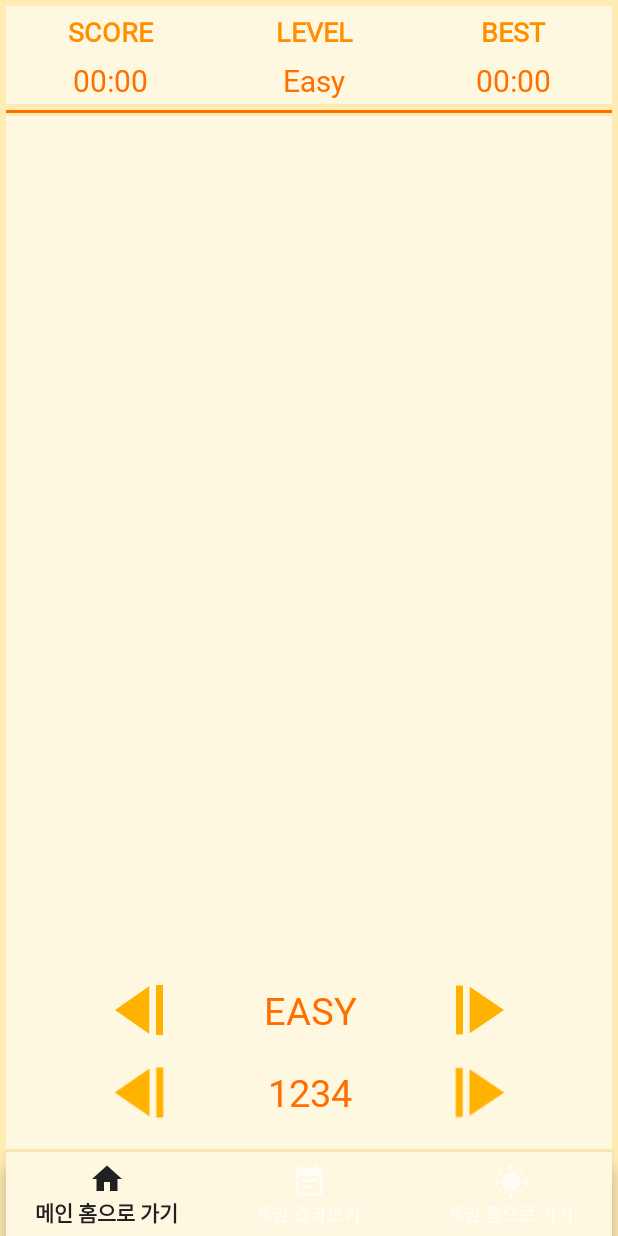
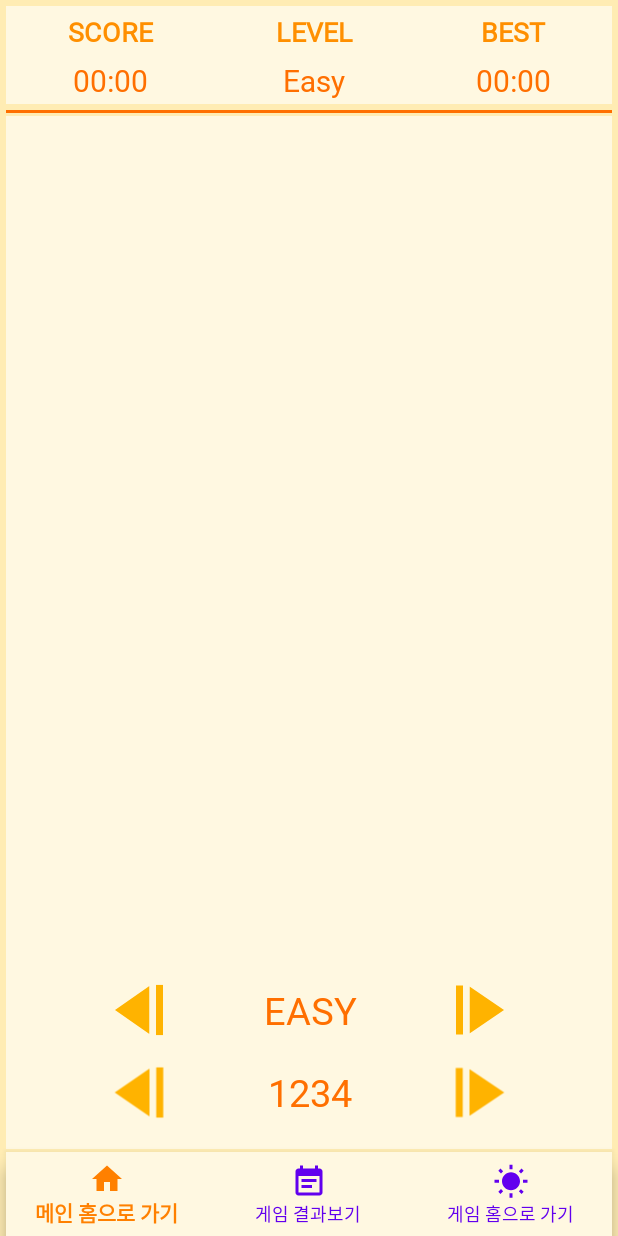
Before and after one commit to gkdl2197/AppGame, an Android app: the MainActivityGame7 screen opened directly, with no data from a screen before it, on a phone screen of 412 x 824 dp. Run offline under Robolectric (Android 15) with nearby library versions, the phone set to English and light mode, and no system bars.

Commit message:
json 업데이트

```diff
--- a/app/src/main/java/edu/android/appgame/MapsActivity.java
+++ b/app/src/main/java/edu/android/appgame/MapsActivity.java
@@ -9,5 +9,7 @@ public class MapsActivity extends AppCompatActivity {
     protected void onCreate(Bundle savedInstanceState) {
         super.onCreate(savedInstanceState);
         setContentView(R.layout.activity_maps);
-    }
-}
+    } // end onCreate()
+
+
+} // end class MapsActivity
--- a/app/src/main/res/layout/activity_game7_main.xml
+++ b/app/src/main/res/layout/activity_game7_main.xml
@@ -6,7 +6,7 @@
     android:layout_width="match_parent"
     android:layout_height="match_parent"
     android:background="@color/amber100"
-    tools:context=".MainActivityGame7">
+    tools:context=".game.game7.MainActivityGame7">
 
     <LinearLayout
         android:id="@+id/linearLayout"
@@ -252,6 +252,7 @@
         app:layout_constraintBottom_toBottomOf="parent"
         app:layout_constraintLeft_toLeftOf="parent"
         app:layout_constraintRight_toRightOf="parent"
+        android:theme="@style/BottomNavigationTheme"
         app:menu="@menu/game7_bottom_nav_menu" />
 
 </android.support.constraint.ConstraintLayout>
--- a/app/src/main/res/values/styles.xml
+++ b/app/src/main/res/values/styles.xml
@@ -18,4 +18,9 @@
 
     <style name="AppTheme.PopupOverlay" parent="ThemeOverlay.AppCompat.Light" />
 
+    <style name="BottomNavigationTheme" parent="Theme.AppCompat.Light">
+        <item name="colorPrimary">@color/colorOrange</item>
+        <item name="android:textColorSecondary">@color/design_default_color_primary</item>
+    </style>
+
 </resources>
```
